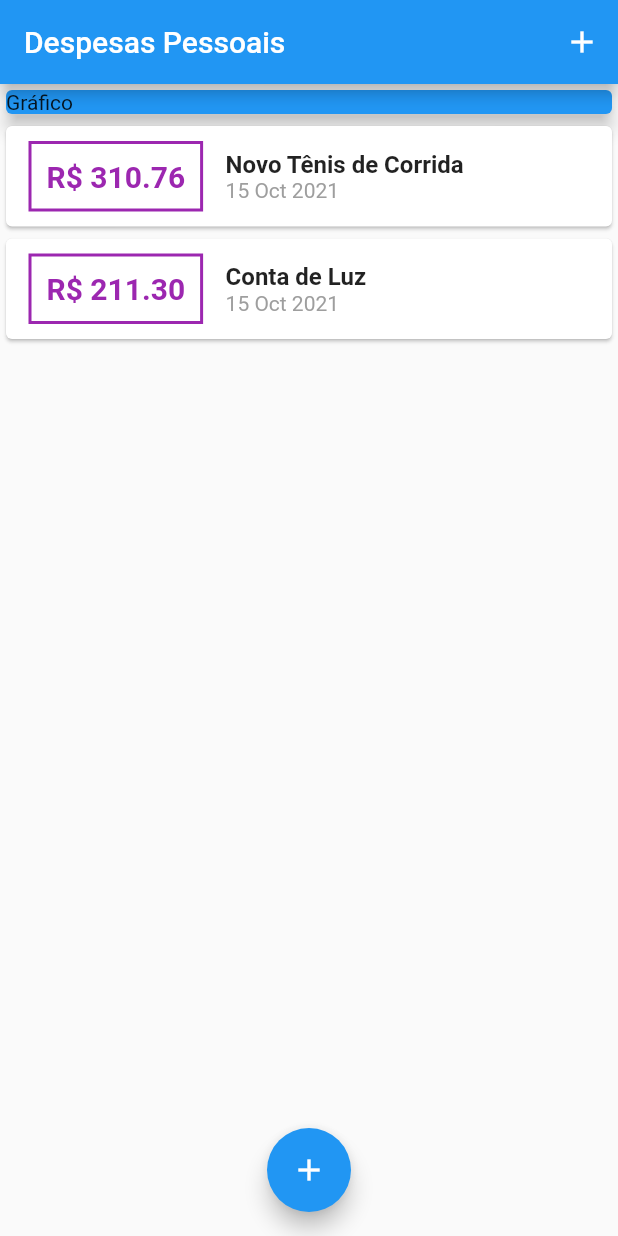
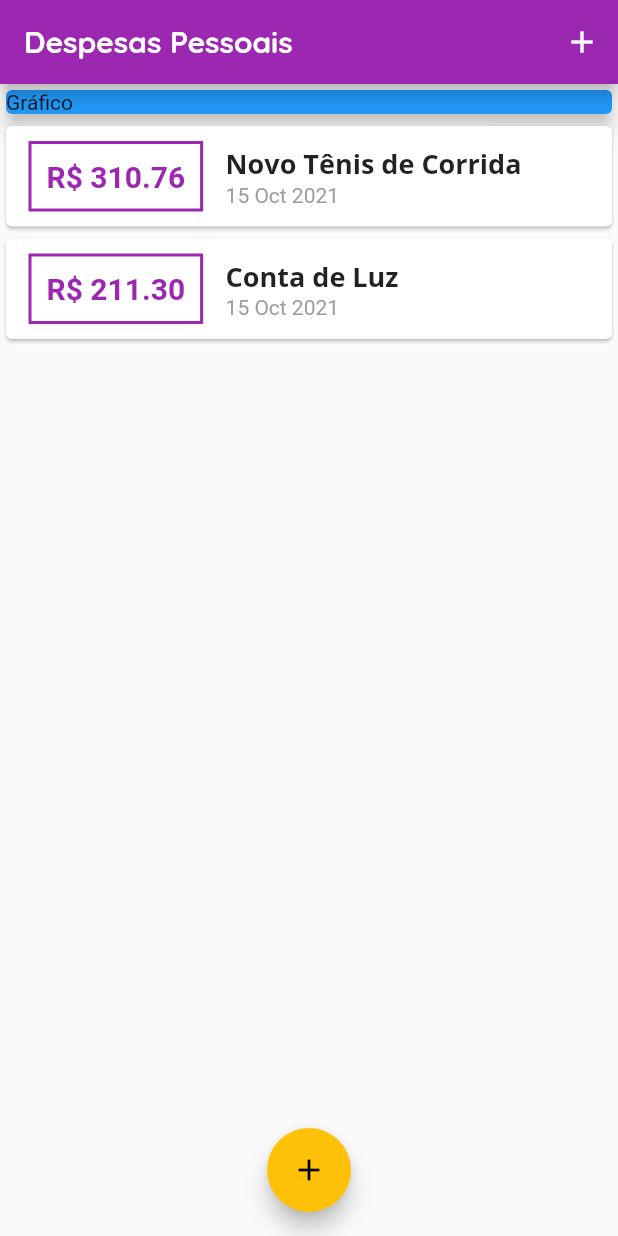
Before and after one commit to RafaelGabrio/Expenses---App-Flutter, a Flutter app: the screen it shows after launch, on a phone screen of 412 x 824 dp. Run offline on Flutter 3.47's test engine with Material 2 defaults, Android fonts, the phone set to English and light mode, and no system bars.

Commit message:
inclusão de fontes e estilização delas

```diff
--- a/lib/components/transaction_list.dart
+++ b/lib/components/transaction_list.dart
@@ -26,7 +26,7 @@ class TransactionList extends StatelessWidget {
                 ),
                 decoration: BoxDecoration(
                   border: Border.all(
-                    color: Colors.purple,
+                    color: Theme.of(context).primaryColor,
                     width: 2,
                   )
                 ),
@@ -36,7 +36,7 @@ class TransactionList extends StatelessWidget {
                   style: TextStyle(
                     fontWeight: FontWeight.bold,
                     fontSize: 20,
-                    color: Colors.purple
+                    color: Theme.of(context).primaryColor,
                   )
                 ),
               ),
@@ -45,10 +45,7 @@ class TransactionList extends StatelessWidget {
                 children: <Widget>[
                   Text(
                     tr.title,
-                    style: TextStyle(
-                      fontWeight: FontWeight.bold,
-                      fontSize: 16,
-                    ),
+                    style: Theme.of(context).textTheme.headline6,
                   ),
                   Text(
                     DateFormat('d MMM y').format(tr.date),
--- a/lib/main.dart
+++ b/lib/main.dart
@@ -10,7 +10,30 @@ main() => runApp(ExpensesApp());
 class ExpensesApp extends StatelessWidget {
   @override
   Widget build(BuildContext context) {
-    return MaterialApp(home: MyHomePage());
+    return MaterialApp(
+      home: MyHomePage(),
+      theme: ThemeData(
+        primarySwatch: Colors.purple,
+        accentColor: Colors.amber,
+        fontFamily: 'Quicksand',
+        textTheme: ThemeData.light().textTheme.copyWith(
+          headline6: TextStyle(
+            fontFamily: 'OpenSans',
+            fontSize: 18,
+            fontWeight: FontWeight.bold,
+          ),
+        ),
+        appBarTheme: AppBarTheme(
+          textTheme: ThemeData.light().textTheme.copyWith(
+            headline6: TextStyle(
+              fontFamily: 'Quicksand',
+              fontSize: 20,
+              fontWeight: FontWeight.bold,
+            ),
+          ),
+        ),
+      ),
+    );
   }
 }
 
```
Also changed, not shown: pubspec.yaml (+11 -6 lines), assets/fonts/OpenSans-Bold.ttf (added), assets/fonts/OpenSans-Regular.ttf (added), assets/fonts/Quicksand-Bold.ttf (added), assets/fonts/Quicksand-Light.ttf (added), assets/fonts/Quicksand-Medium.ttf (added), assets/fonts/Quicksand-Regular.ttf (added).
